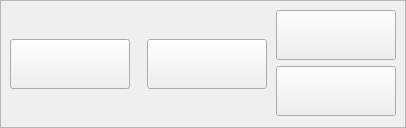
Before: the Qt Designer form tccontrol.ui in Goodjamp/Mdio, drawn with Qt 5.
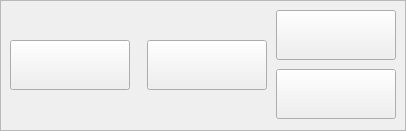
After: the same form once the commit is applied.

The edit to the form file:
```diff
--- a/tccontrol.ui
+++ b/tccontrol.ui
@@ -7,7 +7,7 @@
     <x>0</x>
     <y>0</y>
     <width>406</width>
-    <height>128</height>
+    <height>131</height>
    </rect>
   </property>
   <property name="windowTitle">
@@ -131,7 +131,7 @@
       <item>
        <layout class="QVBoxLayout" name="verticalLayout">
         <property name="spacing">
-         <number>6</number>
+         <number>9</number>
         </property>
         <item>
          <widget class="QPushButton" name="pbStaticOn">
```
